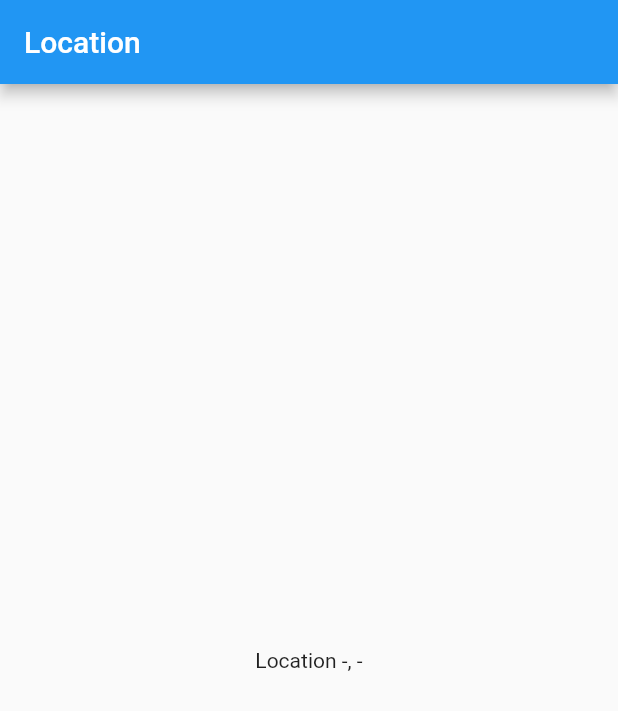
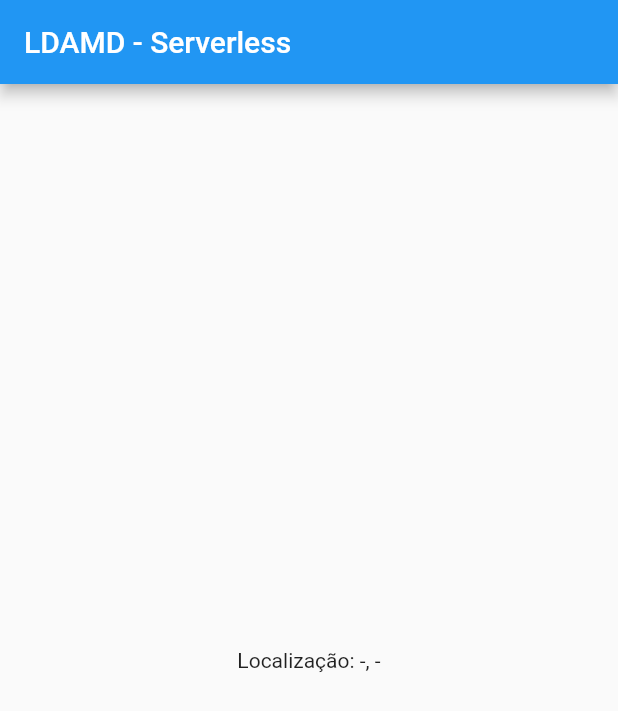
Before and after one commit to patrickgald/serverless-flutter, a Flutter app: the screen it shows after launch, on a phone screen of 412 x 824 dp. Shown: the top 711 px of the screen. Run offline on Flutter 3.47's test engine with Material 2 defaults, Android fonts, the phone set to English and light mode, and no system bars; our stand-ins replace geolocator.

Commit message:
update version app

```diff
--- a/flutter/lib/main.dart
+++ b/flutter/lib/main.dart
@@ -2,12 +2,16 @@ import 'dart:async';
 
 import 'package:flutter/material.dart';
 import 'package:geolocator/geolocator.dart';
+import 'package:http/http.dart';
+
 
 void main() {
   runApp(MyApp());
 }
 
 class MyApp extends StatelessWidget {
+
+
   @override
   Widget build(BuildContext context) {
     return MaterialApp(
@@ -54,10 +58,10 @@ class _LocationPageState extends State<LocationPage>{
   @override
   Widget build(BuildContext context) {
     return Scaffold(appBar: AppBar(
-      title: Text("Location"),
+      title: Text("LDAMD - Serverless"),
     ),
     body: Center(
-      child: Text("Location ${_position?.latitude?? '-'}, "
+      child: Text("Localização: ${_position?.latitude?? '-'}, "
           "${_position?.longitude?? '-'}"),
     ),
     );
--- a/flutter/pubspec.yaml
+++ b/flutter/pubspec.yaml
@@ -33,6 +33,9 @@ dependencies:
 dev_dependencies:
   flutter_test:
     sdk: flutter
+
+  firebase_core: "0.5.2+1"
+  http: ^0.12.0+4
 
 # For information on the generic Dart part of this file, see the
 # following page: https://dart.dev/tools/pub/pubspec
```
Also changed, not shown: flutter/pubspec.lock, 1 other file.
